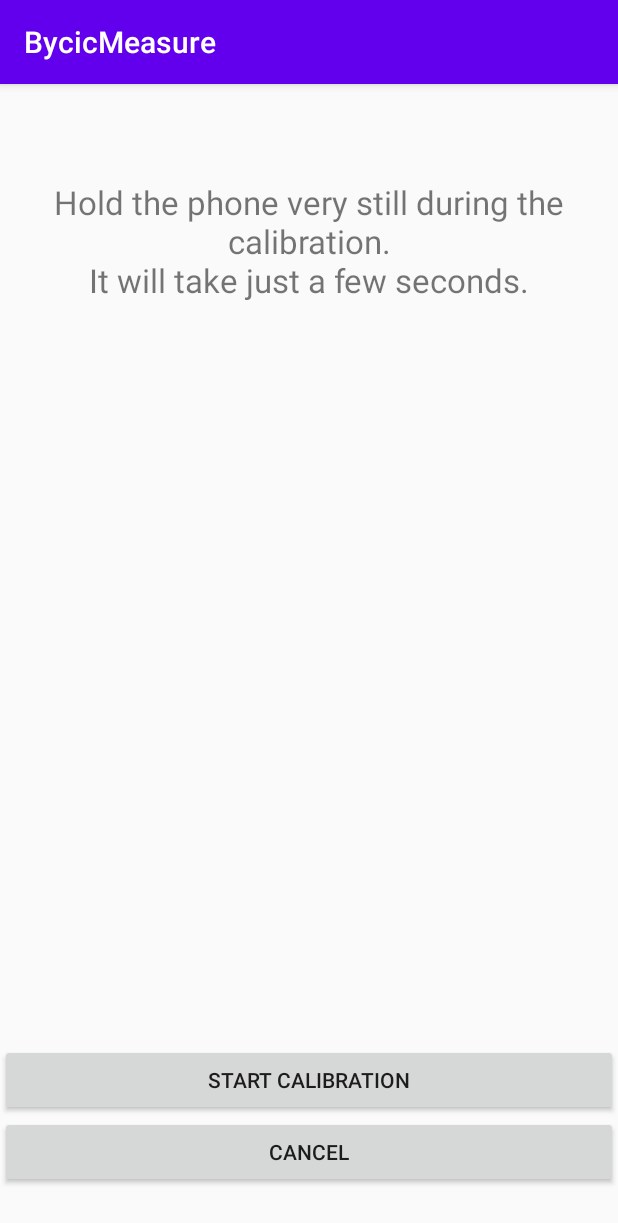
After one commit to ssrahn/BycicMeasure, an Android app: the CalibrateActivity screen opened directly, with no data from a screen before it, on a phone screen of 412 x 824 dp. The commit adds this screen. Shown: the top 1223 px of the screen. Run offline under Robolectric (Android 15) with nearby library versions, the phone set to English and light mode, and no system bars.

Commit message:
Only use light theme. Add Calibrate Activity. Add Polyline tracking. Add vertical Acceleration

```diff
--- /dev/null
+++ b/app/src/main/java/com/example/bycicmeasure/CalibrateActivity.java
@@ -0,0 +1,36 @@
+package com.example.bycicmeasure;
+
+import android.content.Intent;
+import android.os.Bundle;
+import android.view.View;
+import android.widget.Button;
+import android.widget.TextView;
+
+import androidx.appcompat.app.AppCompatActivity;
+
+public class CalibrateActivity extends AppCompatActivity {
+    @Override
+    protected void onCreate(Bundle savedInstanceState) {
+        super.onCreate(savedInstanceState);
+
+        setContentView(R.layout.activity_calibrate);
+
+        Button startButton = findViewById(R.id.button_start);
+        startButton.setOnClickListener(new View.OnClickListener() {
+            @Override
+            public void onClick(View view) {
+                TextView progress = (TextView) findViewById(R.id.text_calibrate);
+                progress.setVisibility(View.VISIBLE);
+            }
+        });
+
+        Button cancelButton = findViewById(R.id.button_cancel);
+        cancelButton.setOnClickListener(new View.OnClickListener() {
+            @Override
+            public void onClick(View view) {
+                Intent intent = new Intent(view.getContext(), MainActivity.class);
+                startActivity(intent);
+            }
+        });
+    }
+}
--- /dev/null
+++ b/app/src/main/res/layout/activity_calibrate.xml
@@ -0,0 +1,47 @@
+<?xml version="1.0" encoding="utf-8"?>
+<RelativeLayout xmlns:android="http://schemas.android.com/apk/res/android"
+    android:layout_width="fill_parent"
+    android:layout_height="fill_parent">
+
+    <TextView
+        android:id="@+id/text_explain"
+        android:layout_width="wrap_content"
+        android:layout_height="wrap_content"
+        android:layout_centerHorizontal="true"
+        android:layout_marginTop="64dp"
+        android:textAlignment="center"
+        android:textSize="22dp"
+        android:text="Hold the phone very still during the calibration.\nIt will take just a few seconds."/>
+
+    <TextView
+        android:id="@+id/text_calibrate"
+        android:layout_width="wrap_content"
+        android:layout_height="wrap_content"
+        android:layout_centerVertical="true"
+        android:layout_centerHorizontal="true"
+        android:textAlignment="center"
+        android:textSize="38dp"
+        android:textColor="#4CBB17"
+        android:visibility="invisible"
+        android:text="Calibrating..."/>
+
+    <LinearLayout
+        android:layout_width="match_parent"
+        android:layout_height="wrap_content"
+        android:orientation="vertical"
+        android:layout_alignParentBottom="true"
+        android:layout_marginBottom="32dp">
+        <Button
+            android:id="@+id/button_start"
+            android:layout_width="match_parent"
+            android:layout_height="wrap_content"
+            android:text="Start calibration" />
+
+        <Button
+            android:id="@+id/button_cancel"
+            android:layout_width="match_parent"
+            android:layout_height="wrap_content"
+            android:layout_below="@id/start"
+            android:text="Cancel" />
+    </LinearLayout>
+</RelativeLayout>
--- a/app/src/main/res/layout/activity_map.xml
+++ b/app/src/main/res/layout/activity_map.xml
@@ -34,7 +34,7 @@
         android:layout_height="wrap_content"
         android:layout_above="@id/pause"
         android:layout_alignParentEnd="true"
-        android:layout_marginEnd="9dp"
+        android:layout_marginEnd="20dp"
         android:text="Recenter" />
 
 </RelativeLayout>
--- a/app/src/main/res/values-night/themes.xml
+++ b/app/src/main/res/values-night/themes.xml
@@ -1,13 +1,13 @@
 <resources xmlns:tools="http://schemas.android.com/tools">
     <!-- Base application theme. -->
-    <style name="Theme.BycicMeasure" parent="Theme.MaterialComponents.DayNight.DarkActionBar">
+    <style name="Theme.BycicMeasure" parent="Theme.AppCompat.DayNight.DarkActionBar">
         <!-- Primary brand color. -->
-        <item name="colorPrimary">@color/purple_200</item>
+        <item name="colorPrimary">@color/purple_500</item>
         <item name="colorPrimaryVariant">@color/purple_700</item>
-        <item name="colorOnPrimary">@color/black</item>
+        <item name="colorOnPrimary">@color/white</item>
         <!-- Secondary brand color. -->
         <item name="colorSecondary">@color/teal_200</item>
-        <item name="colorSecondaryVariant">@color/teal_200</item>
+        <item name="colorSecondaryVariant">@color/teal_700</item>
         <item name="colorOnSecondary">@color/black</item>
         <!-- Status bar color. -->
         <item name="android:statusBarColor" tools:targetApi="l">?attr/colorPrimaryVariant</item>
--- a/app/src/main/res/values/themes.xml
+++ b/app/src/main/res/values/themes.xml
@@ -1,6 +1,6 @@
 <resources xmlns:tools="http://schemas.android.com/tools">
     <!-- Base application theme. -->
-    <style name="Theme.BycicMeasure" parent="Theme.MaterialComponents.DayNight.DarkActionBar">
+    <style name="Theme.BycicMeasure" parent="Theme.AppCompat.DayNight.DarkActionBar">
         <!-- Primary brand color. -->
         <item name="colorPrimary">@color/purple_500</item>
         <item name="colorPrimaryVariant">@color/purple_700</item>
--- a/build.gradle
+++ b/build.gradle
@@ -1,7 +1,7 @@
 // Top-level build file where you can add configuration options common to all sub-projects/modules.
 plugins {
-    id 'com.android.application' version '7.2.1' apply false
-    id 'com.android.library' version '7.2.1' apply false
+    id 'com.android.application' version '7.2.2' apply false
+    id 'com.android.library' version '7.2.2' apply false
 }
 
 task clean(type: Delete) {
```
Also changed, not shown: app/src/main/AndroidManifest.xml (+7 -0 lines), app/src/main/java/com/example/bycicmeasure/MainActivity.java (+15 -2 lines), app/src/main/java/com/example/bycicmeasure/MapActivity.java (+66 -3 lines), app/src/main/res/layout/activity_main.xml (+8 -1 lines).
